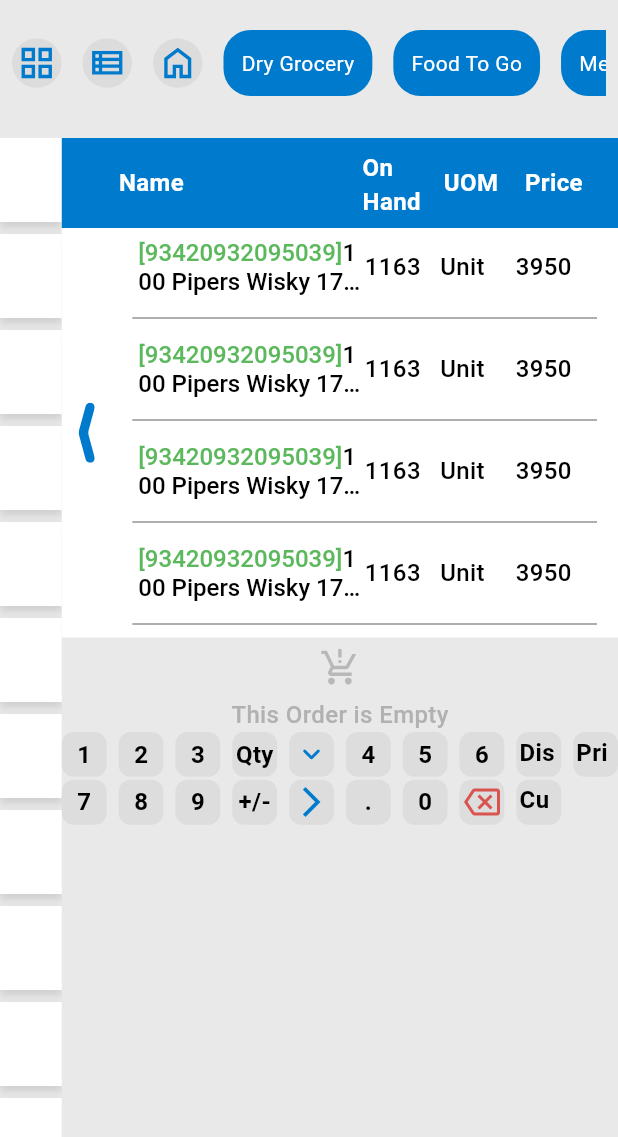
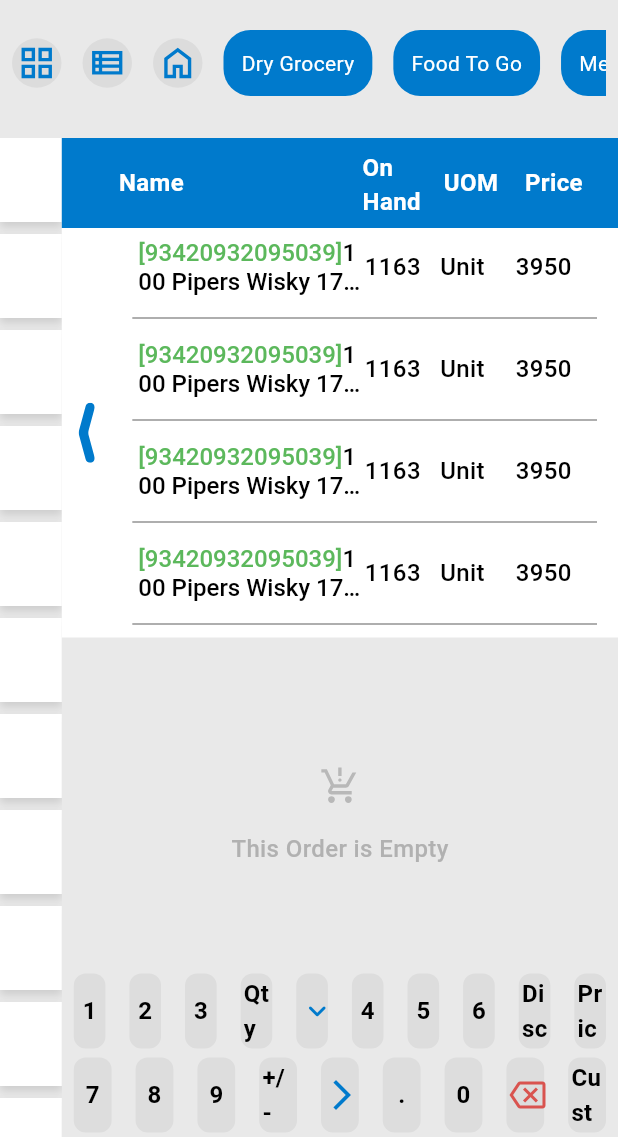
Before and after one commit to thurahtut/offline-pos-app, a Flutter app: the screen it shows after launch, on a phone screen of 412 x 824 dp, the part 99-1236 px from its top. Run offline on Flutter 3.47's test engine with Material 3 defaults, Android fonts, the phone set to English and light mode, and no system bars; our stand-ins replace barcode_widget, flutter_svg, go_router.

Commit message:
expanded calculator size and order size

```diff
--- a/lib/components/common_utils.dart
+++ b/lib/components/common_utils.dart
@@ -237,7 +237,7 @@ class CommonUtils {
       onTap: onPressed,
       child: Container(
         width: size ?? 50,
-        height: size ?? 50,
+        height: 50,
         padding: EdgeInsets.all(2),
         decoration: BoxDecoration(
           borderRadius: BorderRadius.circular(8),
--- a/lib/view/main_screen.dart
+++ b/lib/view/main_screen.dart
@@ -1,3 +1,5 @@
+import 'dart:math';
+
 import '/components/export_files.dart';
 
 class MainScreen extends StatefulWidget {
@@ -325,27 +327,29 @@ class _MainScreenState extends State<MainScreen> {
   }
 
   Widget _currentOrderWidget() {
+    return Column(
+      mainAxisAlignment: MainAxisAlignment.spaceBetween,
+      children: [
+        Expanded(child: _noOrderWidget()),
+        _calculatorWidget(),
+      ],
+    );
+  }
+
+  Widget _noOrderWidget() {
     bool isTabletMode = CommonUtils.isTabletMode(context);
     return SizedBox(
       width: isTabletMode
           ? (MediaQuery.of(context).size.width / 10) * 9
-          : MediaQuery.of(context).size.width / 5.5,
+          : MediaQuery.of(context).size.width -
+              (MediaQuery.of(context).size.width / 5.5) -
+              ((MediaQuery.of(context).size.width / 5.3) * 3),
       child: Column(
-        children: [
-          _noOrderWidget(),
-          Expanded(child: _calculatorWidget()),
-        ],
-      ),
-    );
-  }
-
-  Widget _noOrderWidget() {
-    return Column(
         mainAxisAlignment: MainAxisAlignment.center,
         crossAxisAlignment: CrossAxisAlignment.center,
         children: [
           CommonUtils.svgIconActionButton("assets/svg/no_order.svg",
-            height: 40,
+              height: 60,
               onPressed: null,
               iconColor: Constants.disableColor.withOpacity(
                 0.77,
@@ -363,72 +367,50 @@ class _MainScreenState extends State<MainScreen> {
             ),
           ),
         ],
+      ),
     );
   }
 
   Widget _calculatorWidget() {
     bool isTabletMode = CommonUtils.isTabletMode(context);
-    return GridView(
-      gridDelegate: SliverGridDelegateWithFixedCrossAxisCount(
-        crossAxisCount: isTabletMode ? 10 : 5,
-        mainAxisSpacing: 2,
-        crossAxisSpacing: 8,
-        // childAspectRatio: (isTabletMode
-        //         ? (MediaQuery.of(context).size.width / 10) * 9
-        //         : MediaQuery.of(context).size.width / 5.5) /
-        //     (50 * (isTabletMode ? 10 : 5)),
+    List<Widget> list = [];
+    List<Widget> rowList = [];
+
+    for (var i = 0;
+        i < CommonUtils.calculatorActionWidgetList.length;
+        i += (isTabletMode ? 10 : 5)) {
+      int start = (list.length * (isTabletMode ? 10 : 5));
+      int end =
+          (isTabletMode ? 10 : 5) + (list.length * (isTabletMode ? 10 : 5));
+      rowList.addAll(CommonUtils.calculatorActionWidgetList.getRange(
+          start, min(end, CommonUtils.calculatorActionWidgetList.length)));
+
+      // if (end > CommonUtils.calculatorActionWidgetList.length - 1) break;
+      list.add(SizedBox(
+        width: isTabletMode
+            ? (MediaQuery.of(context).size.width / 10) * 9
+            : MediaQuery.of(context).size.width -
+                (MediaQuery.of(context).size.width / 5.5) -
+                ((MediaQuery.of(context).size.width / 5.3) * 3),
+        child: Row(
+          children: rowList.map((e) {
+            // var child = e.toString();
+            return Expanded(
+              //UnconstrainedBox
+              child: Padding(
+                padding:
+                    const EdgeInsets.symmetric(horizontal: 8.0, vertical: 3),
+                child: e,
               ),
-      children: CommonUtils.calculatorActionWidgetList.map((e) => e).toList(),
             );
+          }).toList(),
+        ),
+      ));
+      rowList = [];
+    }
 
-    // List<Widget> list = [];
-    // List<Widget> rowList = [];
-    // int index = 0;
-    // for (var i = 0; i < CommonUtils.calculatorActionWidgetList.length; i++) {
-    //   // index = list.length;
-    //   if (index > CommonUtils.calculatorActionWidgetList.length - 1) {
-    //     break;
-    //   }
-    //   for (var j = 0; j < (isTabletMode ? 10 : 5); j++) {
-    //     if (index > CommonUtils.calculatorActionWidgetList.length - 1) {
-    //       break;
-    //     }
-    //     rowList.add(CommonUtils.calculatorActionWidgetList[index]);
-    //     index++;
-    //   }
-    //   list.add(Row(
-    //     children: rowList
-    //         .map((e) => Expanded(
-    //                 child: Padding(
-    //               padding: const EdgeInsets.all(8.0),
-    //               child: e,
-    //             )))
-    //         .toList(),
-    //   ));
-    //   rowList = [];
-    // }
-
-    // for (var j = 0; j < (isTabletMode ? 10 : 5); j++) {
-    //   rowList.addAll(CommonUtils.calculatorActionWidgetList.getRange(
-    //       (list.length * (isTabletMode ? 10 : 5)),
-    //       (isTabletMode ? 10 : 5) +
-    //           (list.length * (isTabletMode ? 10 : 5)) -
-    //           1));
-    //   // index++;
-    //   list.add(Row(
-    //     children: rowList
-    //         .map((e) => Expanded(
-    //                 child: Padding(
-    //               padding: const EdgeInsets.all(8.0),
-    //               child: e,
-    //             )))
-    //         .toList(),
-    //   ));
-    //   rowList = [];
-    // }
-
-    // return Column(
-    //   children: list,
-    // );
+    return Column(
+      children: list,
+    );
   }
 }
```
Lines whose indentation alone changed are shown as unchanged.
